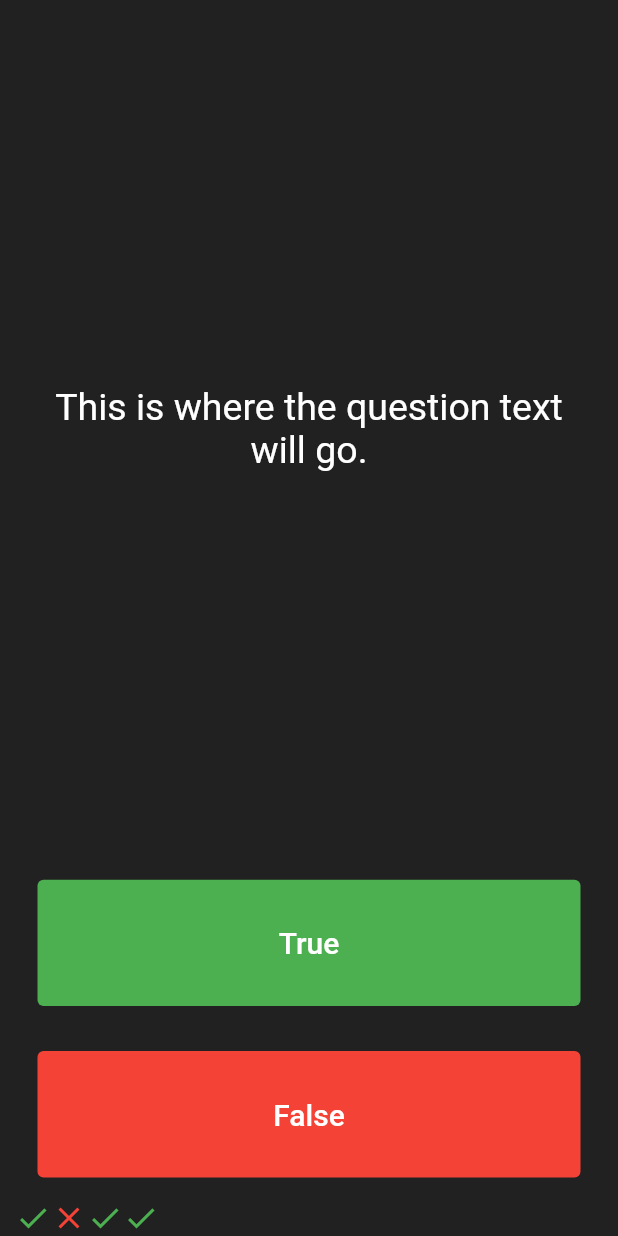
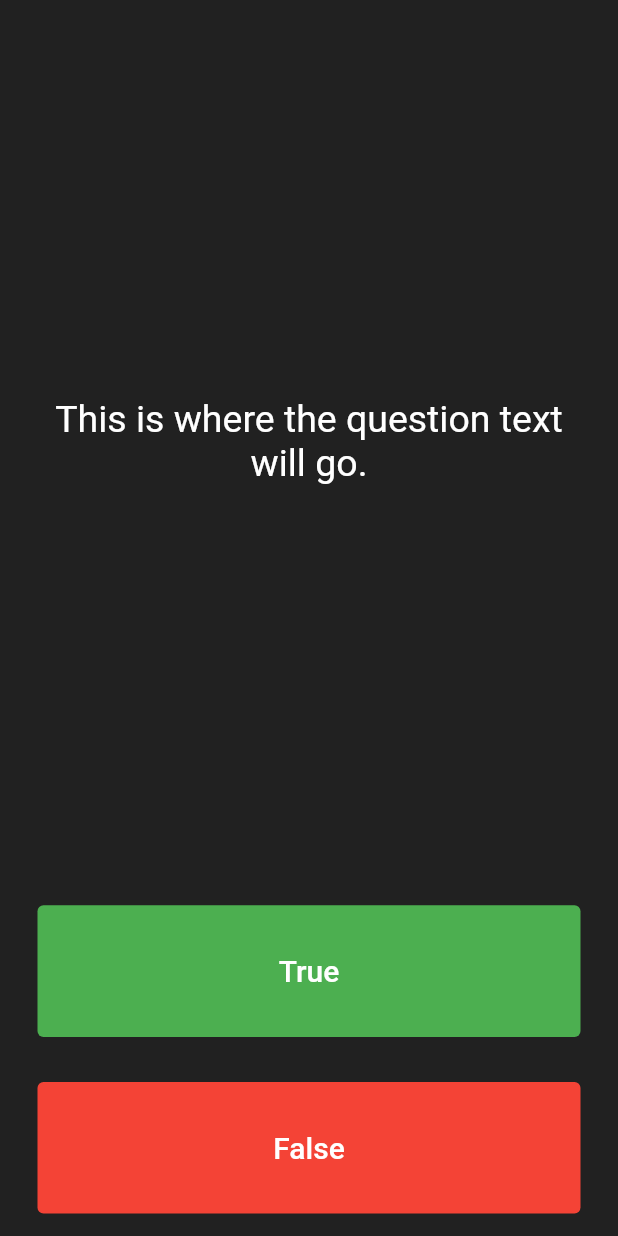
Before and after one commit to AndresLince/quizzler-flutter, a Flutter app: the screen it shows after launch, after a tap on "True", on a phone screen of 412 x 824 dp. Run offline on Flutter 3.47's test engine with Material 2 defaults, Android fonts, the phone set to English and light mode, and no system bars.

Commit message:
Remove unnecesary code

```diff
--- a/lib/main.dart
+++ b/lib/main.dart
@@ -31,20 +31,7 @@ class QuizPage extends StatefulWidget {
 }
 
 class _QuizPageState extends State<QuizPage> {
-  List<Widget> scoreKeeper = [
-    const Icon(
-      Icons.check,
-      color: Colors.green,
-    ),
-    const Icon(
-      Icons.close,
-      color:Colors.red
-    ),
-    const Icon(
-      Icons.check,
-      color: Colors.green,
-    ),
-  ];
+  List<Widget> scoreKeeper = [];
   @override
   Widget build(BuildContext context) {
     return Column(
@@ -83,11 +70,6 @@ class _QuizPageState extends State<QuizPage> {
               ),
               onPressed: () {
                 //The user picked true.
-                setState(() {
-                  scoreKeeper.add(
-                    const Icon(Icons.check, color: Colors.green)
-                  );
-                });
               },
             ),
           ),
```
